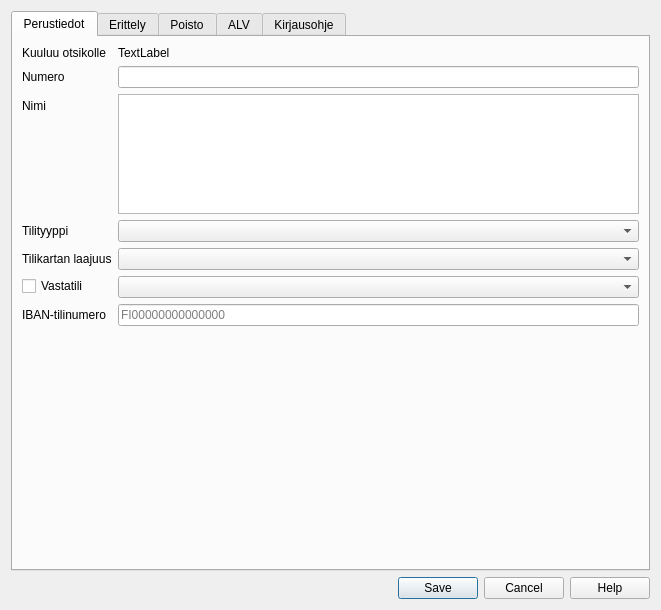
First picture: the form in kitsas/maaritys/tilinmuokkaus.ui, repository artoh/kitupiikki, before the edit.
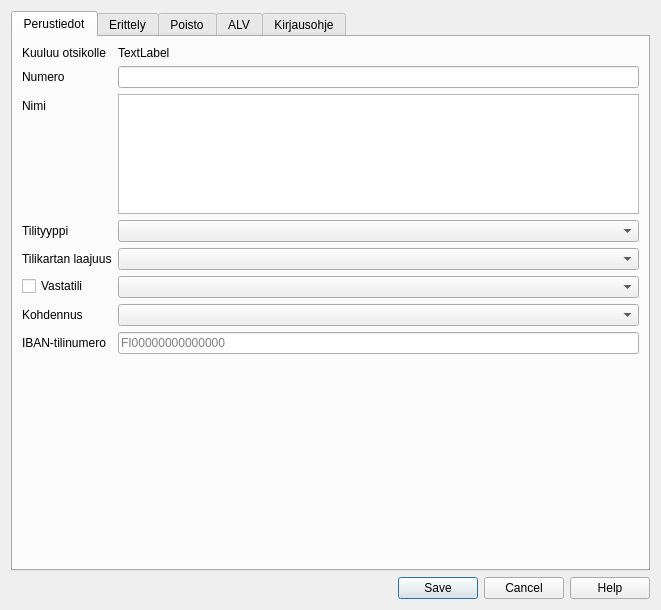
Second picture: the form after the edit. Icons and pictures are not drawn. Custom widgets are drawn as their Qt base class.

```diff
--- a/kitsas/maaritys/tilinmuokkaus.ui
+++ b/kitsas/maaritys/tilinmuokkaus.ui
@@ -125,7 +125,7 @@
          <item row="5" column="1">
           <widget class="TiliCombo" name="vastaCombo"/>
          </item>
-         <item row="6" column="0">
+         <item row="7" column="0">
           <widget class="QLabel" name="ibanLabel">
            <property name="text">
             <string>IBAN-tilinumero</string>
@@ -135,13 +135,23 @@
            </property>
           </widget>
          </item>
-         <item row="6" column="1">
+         <item row="7" column="1">
           <widget class="QLineEdit" name="ibanLine">
            <property name="placeholderText">
             <string>FI00000000000000</string>
            </property>
           </widget>
          </item>
+         <item row="6" column="0">
+          <widget class="QLabel" name="kohdennusLabel">
+           <property name="text">
+            <string>Kohdennus</string>
+           </property>
+          </widget>
+         </item>
+         <item row="6" column="1">
+          <widget class="KohdennusCombo" name="kohdennusKombo"/>
+         </item>
         </layout>
        </item>
        <item>
@@ -387,6 +397,11 @@
   </layout>
  </widget>
  <customwidgets>
+  <customwidget>
+   <class>KohdennusCombo</class>
+   <extends>QComboBox</extends>
+   <header location="global">tools/kohdennuscombo.h</header>
+  </customwidget>
   <customwidget>
    <class>TiliCombo</class>
    <extends>QComboBox</extends>
```
